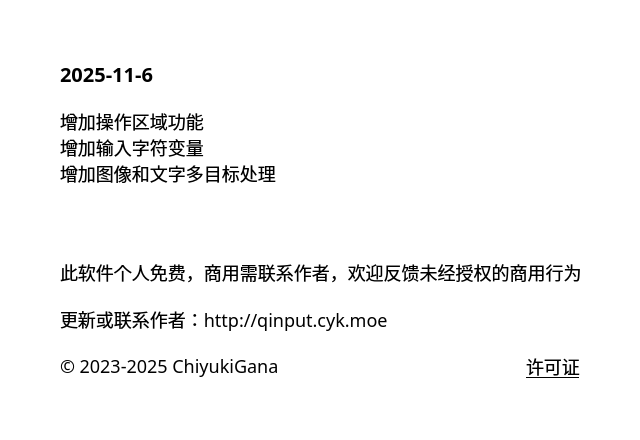
This is source/ui/AboutUi.ui in ChiyukiGana/Quickinput as Qt 5 draws it before an edit. The edited form follows.
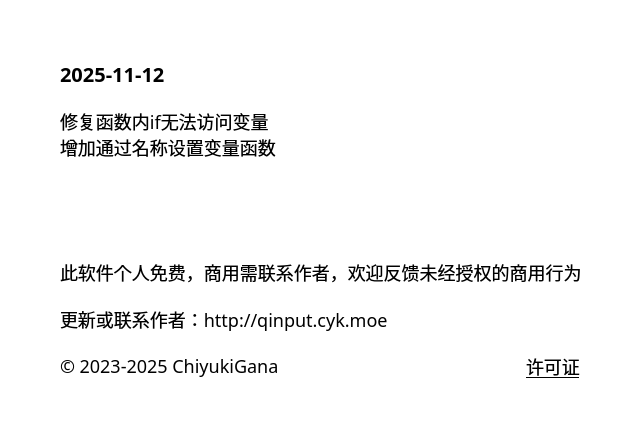
This is the edited form.

Diff of the .ui file:
```diff
--- a/source/ui/AboutUi.ui
+++ b/source/ui/AboutUi.ui
@@ -69,7 +69,7 @@
       <string notr="true">font-size:20px</string>
      </property>
      <property name="text">
-      <string>2025-11-6</string>
+      <string>2025-11-12</string>
      </property>
      <property name="textFormat">
       <enum>Qt::TextFormat::PlainText</enum>
@@ -85,9 +85,8 @@
       </sizepolicy>
      </property>
      <property name="text">
-      <string>增加操作区域功能
-增加输入字符变量
-增加图像和文字多目标处理</string>
+      <string>修复函数内if无法访问变量
+增加通过名称设置变量函数</string>
      </property>
      <property name="textFormat">
       <enum>Qt::TextFormat::PlainText</enum>
```
